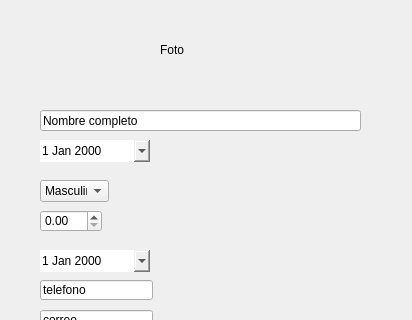
AngelGenis/Appetizer, file appetizer-core/components-manager/crudempleados.ui: the form before one commit; both pictures show x 0 to 412 and y 0 to 320 of the 412 by 571 pixel window.
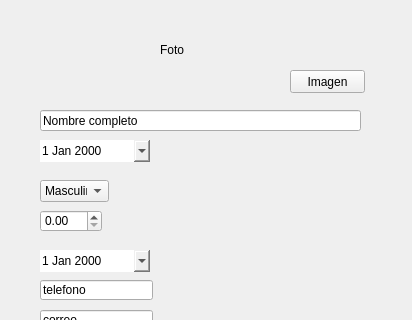
The form after the commit.

Commit message: Agregar datos default

The edit to the form file:
```diff
--- a/appetizer-core/components-manager/crudempleados.ui
+++ b/appetizer-core/components-manager/crudempleados.ui
@@ -205,6 +205,19 @@
     <double>9999999999.989999771118164</double>
    </property>
   </widget>
+  <widget class="QPushButton" name="btn_agregarImagen">
+   <property name="geometry">
+    <rect>
+     <x>290</x>
+     <y>70</y>
+     <width>75</width>
+     <height>23</height>
+    </rect>
+   </property>
+   <property name="text">
+    <string>Imagen</string>
+   </property>
+  </widget>
  </widget>
  <resources/>
  <connections/>
```
The commit also changes 8 other files.
